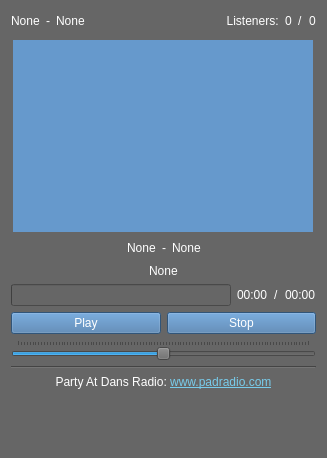
The window that window.ui (PartyAtDansRadio/PadRadio) describes before a commit, drawn with Qt 5.
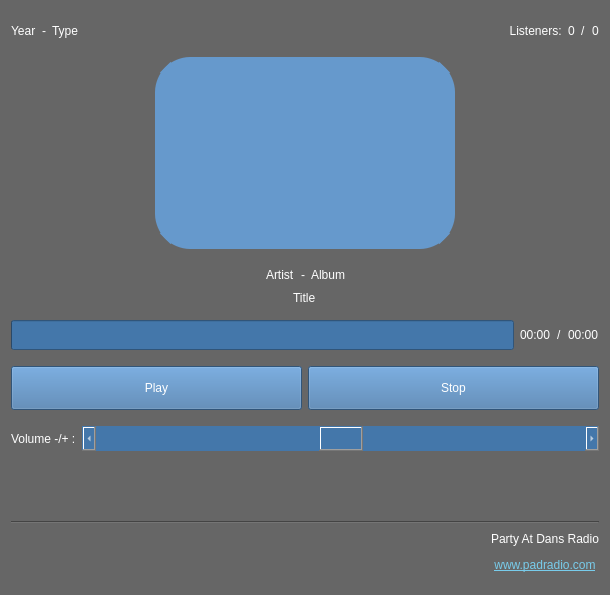
The same window after the commit. Icons and pictures are not drawn. Custom widgets are drawn as their Qt base class.

Commit message:
Added playing next UI
Added the ScrollText class to display next song info.

Patch:
```diff
--- a/window.ui
+++ b/window.ui
@@ -6,8 +6,8 @@
    <rect>
     <x>0</x>
     <y>0</y>
-    <width>327</width>
-    <height>458</height>
+    <width>610</width>
+    <height>595</height>
    </rect>
   </property>
   <property name="sizePolicy">
@@ -16,6 +16,12 @@
     <verstretch>0</verstretch>
    </sizepolicy>
   </property>
+  <property name="minimumSize">
+   <size>
+    <width>500</width>
+    <height>0</height>
+   </size>
+  </property>
   <property name="windowTitle">
    <string>Party At Dans Radio</string>
   </property>
@@ -32,13 +38,16 @@
    <layout class="QVBoxLayout" name="verticalLayout">
     <item>
      <layout class="QHBoxLayout" name="typeLayout">
+      <property name="topMargin">
+       <number>10</number>
+      </property>
       <property name="bottomMargin">
-       <number>3</number>
+       <number>10</number>
       </property>
       <item alignment="Qt::AlignLeft">
        <widget class="QLabel" name="musicYear">
         <property name="text">
-         <string>None</string>
+         <string>Year</string>
         </property>
        </widget>
       </item>
@@ -52,7 +61,7 @@
       <item alignment="Qt::AlignLeft">
        <widget class="QLabel" name="musicType">
         <property name="text">
-         <string>None</string>
+         <string>Type</string>
         </property>
        </widget>
       </item>
@@ -99,38 +108,46 @@
       </item>
      </layout>
     </item>
-    <item alignment="Qt::AlignHCenter">
-     <widget class="QGraphicsView" name="graphicsView">
-      <property name="sizePolicy">
-       <sizepolicy hsizetype="Expanding" vsizetype="Fixed">
-        <horstretch>0</horstretch>
-        <verstretch>0</verstretch>
-       </sizepolicy>
+    <item>
+     <layout class="QHBoxLayout" name="graphicsLayout">
+      <property name="bottomMargin">
+       <number>10</number>
       </property>
-      <property name="minimumSize">
-       <size>
-        <width>300</width>
-        <height>0</height>
-       </size>
-      </property>
-      <property name="autoFillBackground">
-       <bool>false</bool>
-      </property>
-      <property name="styleSheet">
-       <string notr="true">border: 10px solid #69C;
+      <item>
+       <widget class="QGraphicsView" name="graphicsView">
+        <property name="sizePolicy">
+         <sizepolicy hsizetype="Fixed" vsizetype="Fixed">
+          <horstretch>0</horstretch>
+          <verstretch>0</verstretch>
+         </sizepolicy>
+        </property>
+        <property name="minimumSize">
+         <size>
+          <width>300</width>
+          <height>0</height>
+         </size>
+        </property>
+        <property name="autoFillBackground">
+         <bool>false</bool>
+        </property>
+        <property name="styleSheet">
+         <string notr="true">border: 15px solid #69C;
+border-radius: 35px;
 background-color: #69C;
 </string>
-      </property>
-      <property name="frameShadow">
-       <enum>QFrame::Plain</enum>
-      </property>
-      <property name="verticalScrollBarPolicy">
-       <enum>Qt::ScrollBarAlwaysOff</enum>
-      </property>
-      <property name="horizontalScrollBarPolicy">
-       <enum>Qt::ScrollBarAlwaysOff</enum>
-      </property>
-     </widget>
+        </property>
+        <property name="frameShadow">
+         <enum>QFrame::Plain</enum>
+        </property>
+        <property name="verticalScrollBarPolicy">
+         <enum>Qt::ScrollBarAlwaysOff</enum>
+        </property>
+        <property name="horizontalScrollBarPolicy">
+         <enum>Qt::ScrollBarAlwaysOff</enum>
+        </property>
+       </widget>
+      </item>
+     </layout>
     </item>
     <item>
      <layout class="QHBoxLayout" name="songLayout">
@@ -153,7 +170,7 @@
       <item>
        <widget class="QLabel" name="musicArtist">
         <property name="text">
-         <string>None</string>
+         <string>Artist</string>
         </property>
        </widget>
       </item>
@@ -165,9 +182,12 @@
        </widget>
       </item>
       <item>
-       <widget class="QLabel" name="musicTitle">
+       <widget class="QLabel" name="musicAlbum">
+        <property name="styleSheet">
+         <string notr="true"/>
+        </property>
         <property name="text">
-         <string>None</string>
+         <string>Album</string>
         </property>
        </widget>
       </item>
@@ -186,25 +206,50 @@
       </item>
      </layout>
     </item>
-    <item alignment="Qt::AlignHCenter">
-     <widget class="QLabel" name="musicAlbum">
-      <property name="styleSheet">
-       <string notr="true">font: 666 13pt &quot;Cantarell&quot;;</string>
+    <item>
+     <layout class="QHBoxLayout" name="titleLayout">
+      <property name="bottomMargin">
+       <number>9</number>
       </property>
-      <property name="text">
-       <string>None</string>
-      </property>
-     </widget>
+      <item alignment="Qt::AlignHCenter">
+       <widget class="QLabel" name="musicTitle">
+        <property name="styleSheet">
+         <string notr="true">font: 666 15pt &quot;Cantarell&quot;;</string>
+        </property>
+        <property name="text">
+         <string>Title</string>
+        </property>
+       </widget>
+      </item>
+     </layout>
     </item>
     <item>
      <layout class="QHBoxLayout" name="playBarLayout">
       <property name="bottomMargin">
-       <number>0</number>
+       <number>10</number>
       </property>
       <item>
        <widget class="QProgressBar" name="progressBar">
+        <property name="sizePolicy">
+         <sizepolicy hsizetype="Expanding" vsizetype="Expanding">
+          <horstretch>0</horstretch>
+          <verstretch>0</verstretch>
+         </sizepolicy>
+        </property>
+        <property name="minimumSize">
+         <size>
+          <width>0</width>
+          <height>10</height>
+         </size>
+        </property>
+        <property name="maximumSize">
+         <size>
+          <width>16777215</width>
+          <height>30</height>
+         </size>
+        </property>
         <property name="styleSheet">
-         <string notr="true"/>
+         <string notr="true">background-color:#47A;</string>
         </property>
         <property name="maximum">
          <number>1000</number>
@@ -251,72 +296,135 @@
     </item>
     <item>
      <layout class="QHBoxLayout" name="buttonlLayout">
+      <property name="bottomMargin">
+       <number>10</number>
+      </property>
       <item>
        <widget class="QPushButton" name="playButton">
+        <property name="sizePolicy">
+         <sizepolicy hsizetype="Minimum" vsizetype="Expanding">
+          <horstretch>0</horstretch>
+          <verstretch>0</verstretch>
+         </sizepolicy>
+        </property>
+        <property name="minimumSize">
+         <size>
+          <width>0</width>
+          <height>35</height>
+         </size>
+        </property>
+        <property name="maximumSize">
+         <size>
+          <width>16777215</width>
+          <height>50</height>
+         </size>
+        </property>
         <property name="styleSheet">
          <string notr="true">background-color:#47A;</string>
         </property>
         <property name="text">
          <string>Play</string>
         </property>
+        <property name="checkable">
+         <bool>false</bool>
+        </property>
+        <property name="autoExclusive">
+         <bool>false</bool>
+        </property>
+        <property name="flat">
+         <bool>false</bool>
+        </property>
        </widget>
       </item>
       <item>
        <widget class="QPushButton" name="stopButton">
+        <property name="sizePolicy">
+         <sizepolicy hsizetype="Minimum" vsizetype="Expanding">
+          <horstretch>0</horstretch>
+          <verstretch>0</verstretch>
+         </sizepolicy>
+        </property>
+        <property name="minimumSize">
+         <size>
+          <width>0</width>
+          <height>35</height>
+         </size>
+        </property>
+        <property name="maximumSize">
+         <size>
+          <width>16777215</width>
+          <height>50</height>
+         </size>
+        </property>
+        <property name="contextMenuPolicy">
+         <enum>Qt::PreventContextMenu</enum>
+        </property>
         <property name="styleSheet">
          <string notr="true">background-color:#47A;</string>
         </property>
         <property name="text">
          <string>Stop</string>
         </property>
+        <property name="checkable">
+         <bool>false</bool>
+        </property>
        </widget>
       </item>
      </layout>
     </item>
     <item>
-     <widget class="QSlider" name="volumeSlider">
-      <property name="maximum">
-       <number>100</number>
+     <layout class="QHBoxLayout" name="volumeLayout">
+      <property name="bottomMargin">
+       <number>10</number>
       </property>
-      <property name="value">
-       <number>50</number>
-      </property>
-      <property name="orientation">
-       <enum>Qt::Horizontal</enum>
-      </property>
-      <property name="tickPosition">
-       <enum>QSlider::TicksAbove</enum>
-      </property>
-     </widget>
-    </item>
-    <item>
-     <widget class="Line" name="webSiteLine">
-      <property name="orientation">
-       <enum>Qt::Horizontal</enum>
-      </property>
-     </widget>
-    </item>
-    <item>
-     <widget class="QLabel" name="webSite">
-      <property name="autoFillBackground">
-       <bool>false</bool>
-      </property>
-      <property name="styleSheet">
-       <string notr="true"/>
-      </property>
-      <property name="text">
-       <string>&lt;p&gt;Party At Dans Radio: &lt;a href=&quot;http://www.padradio.com&quot; style=&quot;color: #78CCEB&quot;&gt;www.padradio.com&lt;/a&gt;&lt;/p&gt;</string>
-      </property>
-      <property name="textFormat">
-       <enum>Qt::RichText</enum>
-      </property>
-      <property name="alignment">
-       <set>Qt::AlignCenter</set>
-      </property>
-      <property name="openExternalLinks">
-       <bool>true</bool>
-      </property>
-     </widget>
+      <item>
+       <widget class="QLabel" name="volumeNote">
+        <property name="sizePolicy">
+         <sizepolicy hsizetype="Fixed" vsizetype="Preferred">
+          <horstretch>0</horstretch>
+          <verstretch>0</verstretch>
+         </sizepolicy>
+        </property>
+        <property name="text">
+         <string>Volume -/+ :</string>
+        </property>
+       </widget>
+      </item>
+      <item>
+       <widget class="QScrollBar" name="volumeSlider">
+        <property name="sizePolicy">
+         <sizepolicy hsizetype="Minimum" vsizetype="Expanding">
+          <horstretch>0</horstretch>
+          <verstretch>0</verstretch>
+         </sizepolicy>
+        </property>
+        <property name="minimumSize">
+         <size>
+          <width>0</width>
+          <height>15</height>
+         </size>
+        </property>
+        <property name="maximumSize">
+         <size>
+          <width>16777215</width>
+          <height>25</height>
+         </size>
+        </property>
+        <property name="styleSheet">
+         <string notr="true">background-color:#47A;</string>
+        </property>
+        <property name="maximum">
+         <number>100</number>
+        </property>
+        <property name="value">
+         <number>50</number>
+        </property>
+        <property name="orientation">
+         <enum>Qt::Horizontal</enum>
+        </property>
+       </widget>
+      </item>
+     </layout>
     </item>
     <item>
      <spacer name="verticalSpacer">
@@ -331,6 +439,88 @@
       </property>
      </spacer>
     </item>
+    <item>
+     <widget class="Line" name="webSiteLine">
+      <property name="orientation">
+       <enum>Qt::Horizontal</enum>
+      </property>
+     </widget>
+    </item>
+    <item>
+     <layout class="QHBoxLayout" name="nextSongLayout">
+      <property name="bottomMargin">
+       <number>10</number>
+      </property>
+      <item>
+       <widget class="ScrollText" name="nextSong" native="true">
+        <property name="sizePolicy">
+         <sizepolicy hsizetype="Expanding" vsizetype="Fixed">
+          <horstretch>0</horstretch>
+          <verstretch>0</verstretch>
+         </sizepolicy>
+        </property>
+        <property name="minimumSize">
+         <size>
+          <width>150</width>
+          <height>20</height>
+         </size>
+        </property>
+        <property name="maximumSize">
+         <size>
+          <width>16777215</width>
+          <height>20</height>
+         </size>
+        </property>
+        <property name="sizeIncrement">
+         <size>
+          <width>0</width>
+          <height>0</height>
+         </size>
+        </property>
+        <property name="baseSize">
+         <size>
+          <width>0</width>
+          <height>0</height>
+         </size>
+        </property>
+        <property name="styleSheet">
+         <string notr="true"/>
+        </property>
+       </widget>
+      </item>
+      <item alignment="Qt::AlignRight">
+       <widget class="QLabel" name="webSite">
+        <property name="sizePolicy">
+         <sizepolicy hsizetype="Expanding" vsizetype="Expanding">
+          <horstretch>0</horstretch>
+          <verstretch>0</verstretch>
+         </sizepolicy>
+        </property>
+        <property name="autoFillBackground">
+         <bool>false</bool>
+        </property>
+        <property name="styleSheet">
+         <string notr="true">margin 0px 0px 0px 0px;</string>
+        </property>
+        <property name="text">
+         <string>&lt;html&gt;&lt;head/&gt;&lt;body&gt;&lt;p&gt;Party At Dans Radio&lt;/p&gt;&lt;p&gt;&lt;a href=&quot;http://www.padradio.com&quot;&gt;&lt;span style=&quot; text-decoration: underline; color:#78cceb;&quot;&gt;www.padradio.com&lt;/span&gt;&lt;/a&gt;&lt;/p&gt;&lt;/body&gt;&lt;/html&gt;</string>
+        </property>
+        <property name="textFormat">
+         <enum>Qt::RichText</enum>
+        </property>
+        <property name="scaledContents">
+         <bool>false</bool>
+        </property>
+        <property name="alignment">
+         <set>Qt::AlignCenter</set>
+        </property>
+        <property name="openExternalLinks">
+         <bool>true</bool>
+        </property>
+       </widget>
+      </item>
+     </layout>
+    </item>
    </layout>
   </widget>
   <widget class="QMenuBar" name="menuBar">
@@ -345,6 +535,14 @@
   </widget>
  </widget>
  <layoutdefault spacing="6" margin="11"/>
+ <customwidgets>
+  <customwidget>
+   <class>ScrollText</class>
+   <extends>QWidget</extends>
+   <header location="global">scrolltext.h</header>
+   <container>1</container>
+  </customwidget>
+ </customwidgets>
  <resources>
   <include location="Files.qrc"/>
  </resources>
```
Left out of the diff: 6 changed lines with no effect on the pictures. The commit also changes 5 other files.
